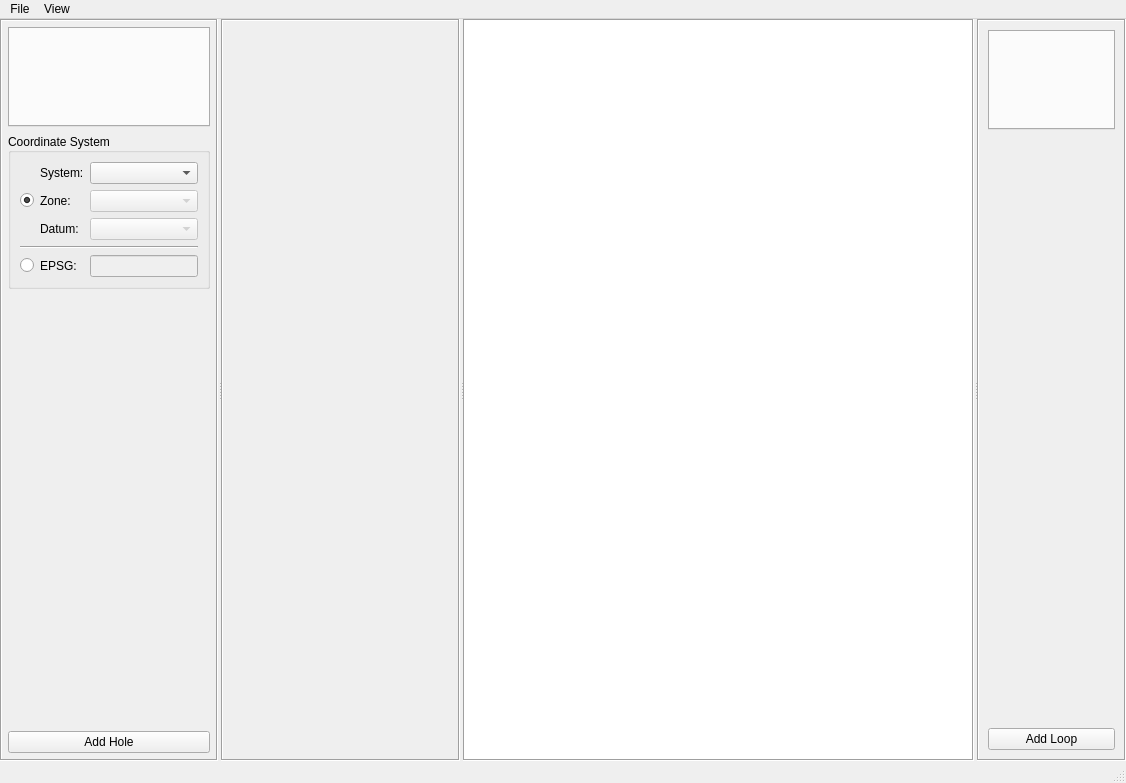
Old version of the form src/ui/loop_planner.ui in the repository Eric-Meunier/Processor-Suite.
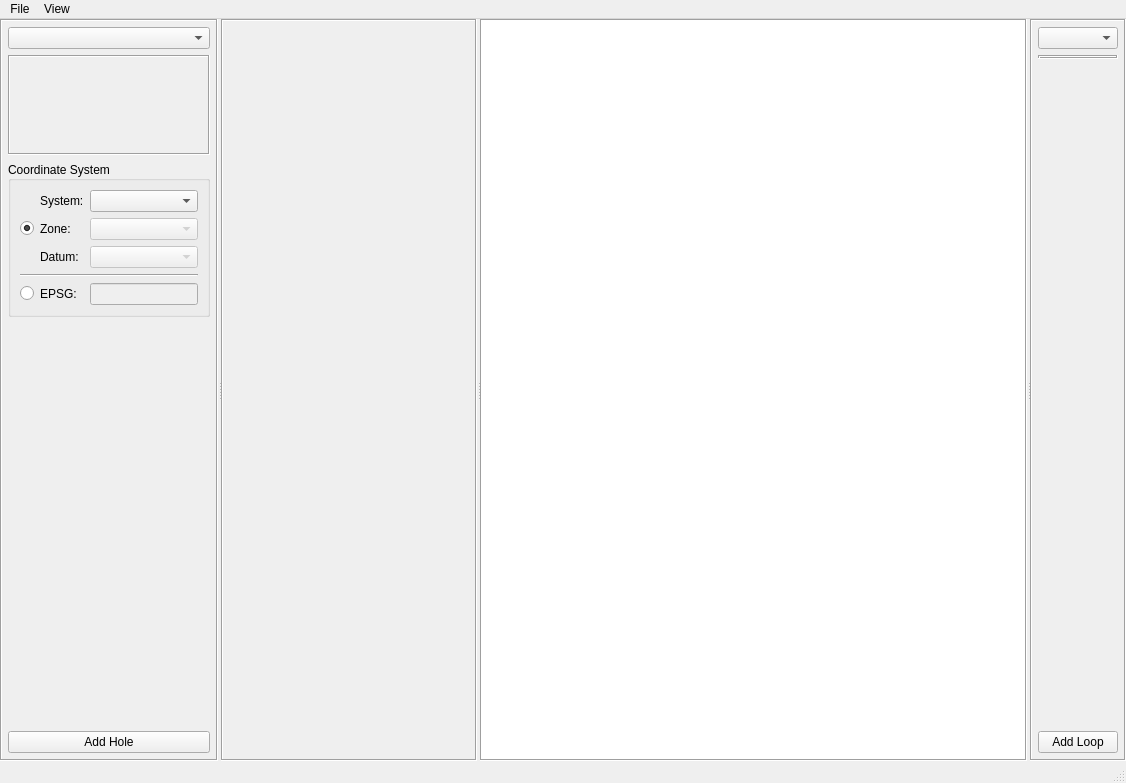
New version of the form. Icons and pictures are not drawn. Custom widgets are drawn as their Qt base class.

Commit message: Added toggling hole and loop visiblity, added drop down list for hole and loop selection in Loop Planner.

```diff
--- a/src/ui/loop_planner.ui
+++ b/src/ui/loop_planner.ui
@@ -71,9 +71,12 @@
          <number>6</number>
         </property>
         <item>
-         <widget class="QTabWidget" name="hole_tab_widget">
+         <widget class="QComboBox" name="hole_cbox"/>
+        </item>
+        <item>
+         <widget class="QStackedWidget" name="hole_tab_widget">
           <property name="sizePolicy">
-           <sizepolicy hsizetype="Preferred" vsizetype="Preferred">
+           <sizepolicy hsizetype="Preferred" vsizetype="Maximum">
             <horstretch>0</horstretch>
             <verstretch>0</verstretch>
            </sizepolicy>
@@ -84,8 +87,11 @@
             <height>100</height>
            </size>
           </property>
-          <property name="currentIndex">
-           <number>-1</number>
+          <property name="frameShape">
+           <enum>QFrame::Box</enum>
+          </property>
+          <property name="frameShadow">
+           <enum>QFrame::Sunken</enum>
           </property>
          </widget>
         </item>
@@ -329,10 +335,25 @@
         <enum>QFrame::Sunken</enum>
        </property>
        <layout class="QVBoxLayout" name="verticalLayout_3">
+        <property name="leftMargin">
+         <number>6</number>
+        </property>
+        <property name="topMargin">
+         <number>6</number>
+        </property>
+        <property name="rightMargin">
+         <number>6</number>
+        </property>
+        <property name="bottomMargin">
+         <number>6</number>
+        </property>
         <item>
-         <widget class="QTabWidget" name="loop_tab_widget">
+         <widget class="QComboBox" name="loop_cbox"/>
+        </item>
+        <item>
+         <widget class="QStackedWidget" name="loop_tab_widget">
           <property name="sizePolicy">
-           <sizepolicy hsizetype="Preferred" vsizetype="Preferred">
+           <sizepolicy hsizetype="Preferred" vsizetype="Maximum">
             <horstretch>0</horstretch>
             <verstretch>0</verstretch>
            </sizepolicy>
@@ -340,7 +361,7 @@
           <property name="minimumSize">
            <size>
             <width>0</width>
-            <height>100</height>
+            <height>0</height>
            </size>
           </property>
           <property name="maximumSize">
@@ -349,6 +370,12 @@
             <height>16777215</height>
            </size>
           </property>
+          <property name="frameShape">
+           <enum>QFrame::Box</enum>
+          </property>
+          <property name="frameShadow">
+           <enum>QFrame::Sunken</enum>
+          </property>
          </widget>
         </item>
         <item>
@@ -379,6 +406,9 @@
            <iconset>
             <normaloff>icons/add.png</normaloff>icons/add.png</iconset>
           </property>
+          <property name="flat">
+           <bool>false</bool>
+          </property>
          </widget>
         </item>
        </layout>
```
Left out of the diff: 3 changed lines with no effect on the pictures. The commit also changes 2 other files.
